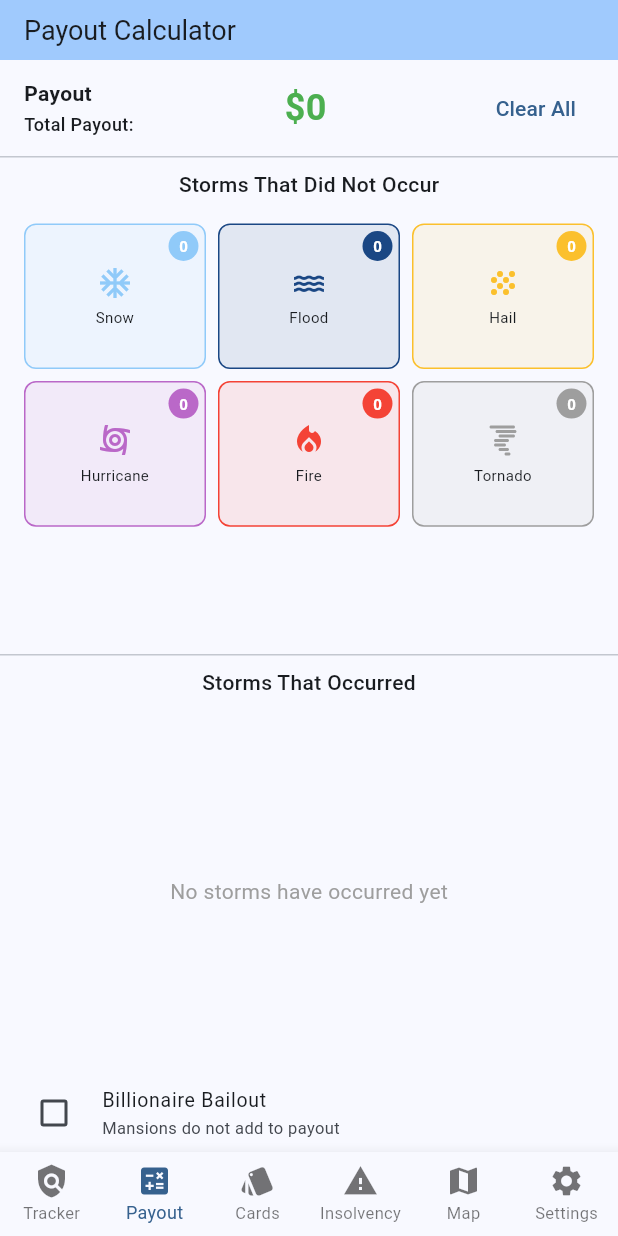
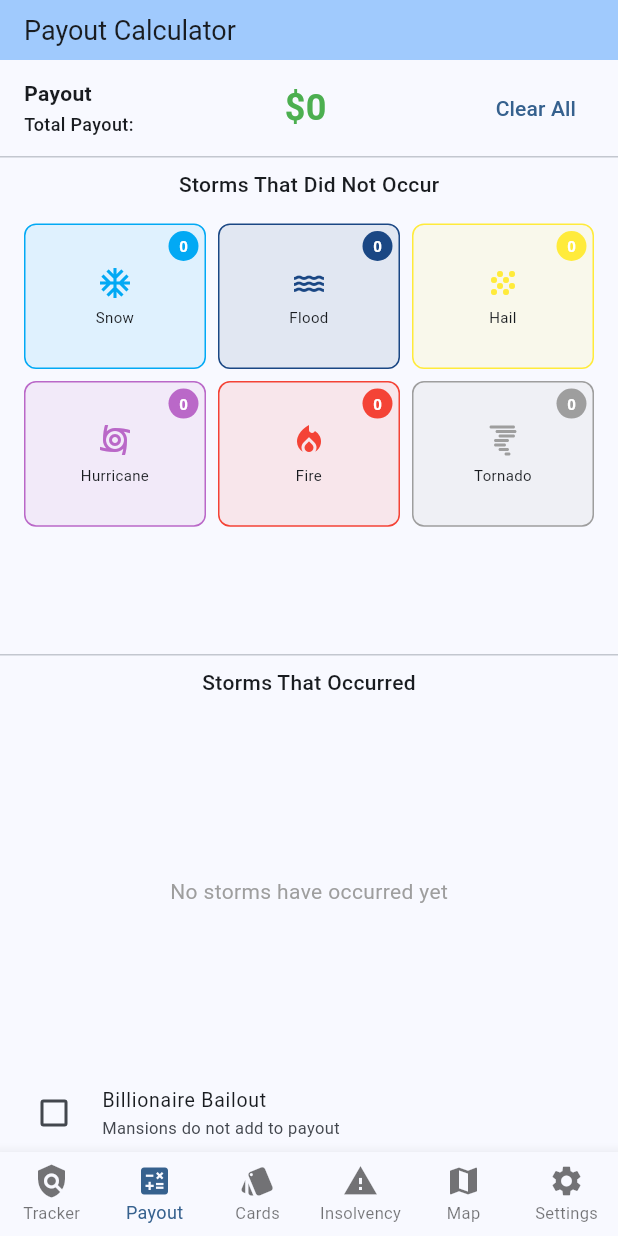
Before and after one commit to mbrosnan/catastrophe_companion, a Flutter app: the screen it shows after launch, item 2 of the bottom bar chosen, on a phone screen of 412 x 824 dp. Run offline on Flutter 3.47's test engine with Material 3 defaults, Android fonts, the phone set to English and light mode, and no system bars; our stand-ins replace flutter_svg; missing offline and left inert: path_parsing; project files that could hold a hidden picture were left out.

Commit message:
color updates, fixed a minor logic item

```diff
--- a/lib/models/map_configuration.dart
+++ b/lib/models/map_configuration.dart
@@ -15,9 +15,9 @@ enum StormType {
 
 // Storm type colors based on the game
 const Map<StormType, Color> stormColors = {
-  StormType.snow: Colors.lightBlue,
+  StormType.snow: Color(0xFF02A9F4),
   StormType.flood: Color(0xFF1A4784), // Dark royal blue (KC Royals)
-  StormType.hail: Colors.yellow,
+  StormType.hail: Color(0xFFFFEB3B),
   StormType.hurricaneOther: Color(0xFFE6E6FA), // Lavender
   StormType.fire: Colors.red,
   StormType.tornado: Colors.grey,
--- a/lib/models/policy_data.dart
+++ b/lib/models/policy_data.dart
@@ -57,9 +57,9 @@ class PolicyData {
   ];
 
   static const Map<StormType, Color> stormColors = {
-    StormType.snow: Colors.lightBlue,
+    StormType.snow: Color(0xFF02A9F4),
     StormType.flood: Color(0xFF1A4784), // Dark royal blue (KC Royals)
-    StormType.hail: Colors.yellow,
+    StormType.hail: Color(0xFFFFEB3B),
     StormType.hurricaneOther: Color(0xFFE6E6FA), // Lavender
     StormType.fire: Colors.red,
     StormType.tornado: Colors.grey,
--- a/lib/screens/payout_calculator_screen.dart
+++ b/lib/screens/payout_calculator_screen.dart
@@ -33,7 +33,7 @@ class _PayoutCalculatorScreenState extends State<PayoutCalculatorScreen> {
   String? texasFlippedStorm; // storm key or 'noStorm'
 
   // Possible California addition values (deck: 4×5, 2×10, 2×0, draw until 0)
-  static const List<int> californiaAdditionOptions = [0, 5, 10, 15, 20, 25, 30];
+  static const List<int> californiaAdditionOptions = [0, 5, 10, 15, 20, 25, 30, 35, 40];
 
   // Possible Florida addition values (deck: 2×10, 2×20, 2×30)
   static const List<int> floridaAdditionOptions = [10, 20, 30];
@@ -791,11 +791,11 @@ class _PayoutCalculatorScreenState extends State<PayoutCalculatorScreen> {
   Color _getStormColor(StormType stormType) {
     switch (stormType) {
       case StormType.snow:
-        return Colors.blue.shade200;
+        return const Color(0xFF02A9F4);
       case StormType.flood:
         return const Color(0xFF1A4784);
       case StormType.hail:
-        return Colors.yellow.shade700;
+        return const Color(0xFFFFEB3B);
       case StormType.hurricaneOther:
         return Colors.purple.shade300;
       case StormType.fire:
--- a/lib/screens/tracker_v3_screen.dart
+++ b/lib/screens/tracker_v3_screen.dart
@@ -714,11 +714,11 @@ class _TrackerV3ScreenState extends State<TrackerV3Screen> {
   Color _getStormColor(StormType stormType) {
     switch (stormType) {
       case StormType.snow:
-        return Colors.blue.shade200;
+        return const Color(0xFF02A9F4);
       case StormType.flood:
         return const Color(0xFF1A4784); // Dark royal blue (KC Royals)
       case StormType.hail:
-        return Colors.yellow.shade700;
+        return const Color(0xFFFFEB3B);
       case StormType.hurricaneOther:
         return Colors.purple.shade300;
       case StormType.fire:
```
Also changed, not shown: lib/tools/export_icons_app.dart (+76 -15 lines), exported_icons/property_house.png, exported_icons/property_mansion.png, exported_icons/property_mobile_home.png, exported_icons/storm_earthquake.png (deleted), exported_icons/storm_fire.png, exported_icons/storm_fire_california.png (added), exported_icons/storm_flood.png, exported_icons/storm_hail.png, exported_icons/storm_hurricane_florida.png, exported_icons/storm_hurricane_other.png, exported_icons/storm_snow.png, exported_icons/storm_tornado.png, exported_icons/storm_tornado_texas.png (added).
